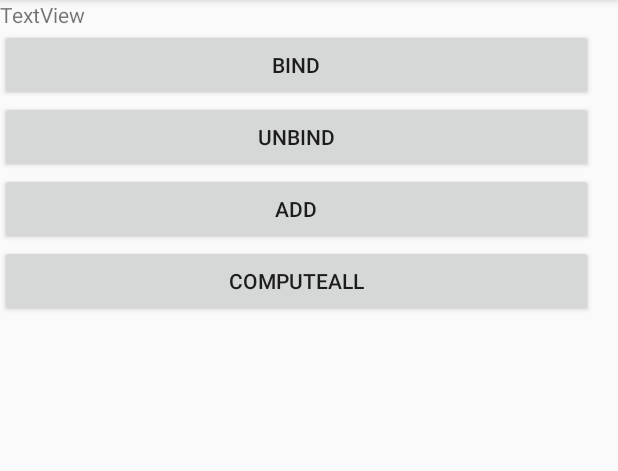
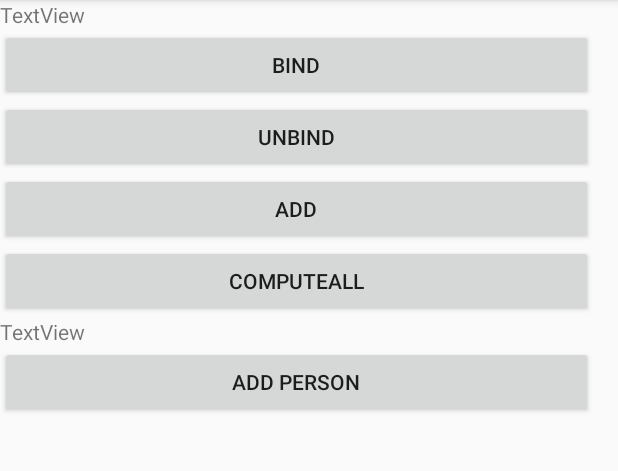
Before and after one commit to wujinyongO/ServiceTest, an Android app: the screen it shows after launch (MainActivity), on a phone screen of 412 x 824 dp, the part 84-555 px from its top. Run offline under Robolectric (Android 15) with nearby library versions, the phone set to English and light mode, and no system bars.

```diff
--- a/app/src/main/java/com/example/servicetest/MainActivity.java
+++ b/app/src/main/java/com/example/servicetest/MainActivity.java
@@ -14,15 +14,18 @@ import android.widget.Button;
 import android.widget.TextView;
 import android.widget.Toast;
 
+import java.util.List;
 import java.util.Map;
 
 public class MainActivity extends AppCompatActivity {
 
     private TextView textView;
+    private TextView mTextView;
     private Button bind;
     private Button unbind;
     private Button add;
     private Button computeAll;
+    private Button mAddPerson;
 
     private MyComputeListener computeListener;
 
@@ -129,14 +132,34 @@ public class MainActivity extends AppCompatActivity {
                 }
             }
         });
+
+        mAddPerson.setOnClickListener(new View.OnClickListener() {
+            @Override
+            public void onClick(View v) {
+                if (mathService == null) {
+                    Toast.makeText(MainActivity.this, "未绑定服务", Toast.LENGTH_SHORT).show();
+                    return;
+                }
+
+                try {
+                    Person person = new Person(21,"Tom");
+                    List<Person> list = mathService.addPersion(person);
+                    mTextView.setText(list.toString());
+                } catch (RemoteException e) {
+                    e.printStackTrace();
+                }
+            }
+        });
     }
 
     private void findView() {
         textView = findViewById(R.id.textView);
+        mTextView = findViewById(R.id.textView2);
         bind = findViewById(R.id.bind);
         unbind = findViewById(R.id.unbind);
         add = findViewById(R.id.add);
         computeAll = findViewById(R.id.computeAll);
+        mAddPerson = findViewById(R.id.addperson);
     }
 
     private class MyComputeListener extends ComputeListener.Stub {
--- a/app/src/main/res/layout/activity_main.xml
+++ b/app/src/main/res/layout/activity_main.xml
@@ -45,5 +45,17 @@
             android:layout_height="wrap_content"
             android:text="computeAll" />
 
+        <TextView
+            android:id="@+id/textView2"
+            android:layout_width="match_parent"
+            android:layout_height="wrap_content"
+            android:text="TextView" />
+
+        <Button
+            android:id="@+id/addperson"
+            android:layout_width="match_parent"
+            android:layout_height="wrap_content"
+            android:text="Add Person" />
+
     </LinearLayout>
 </androidx.constraintlayout.widget.ConstraintLayout>
```
Also changed, not shown: app/src/main/java/com/example/servicetest/MathService.java (+14 -0 lines), app/src/main/java/com/example/servicetest/Person.java (added, +50 -0 lines), app/src/main/aidl/com/example/servicetest/IMathService.aidl, app/src/main/aidl/com/example/servicetest/Person.aidl (added).
